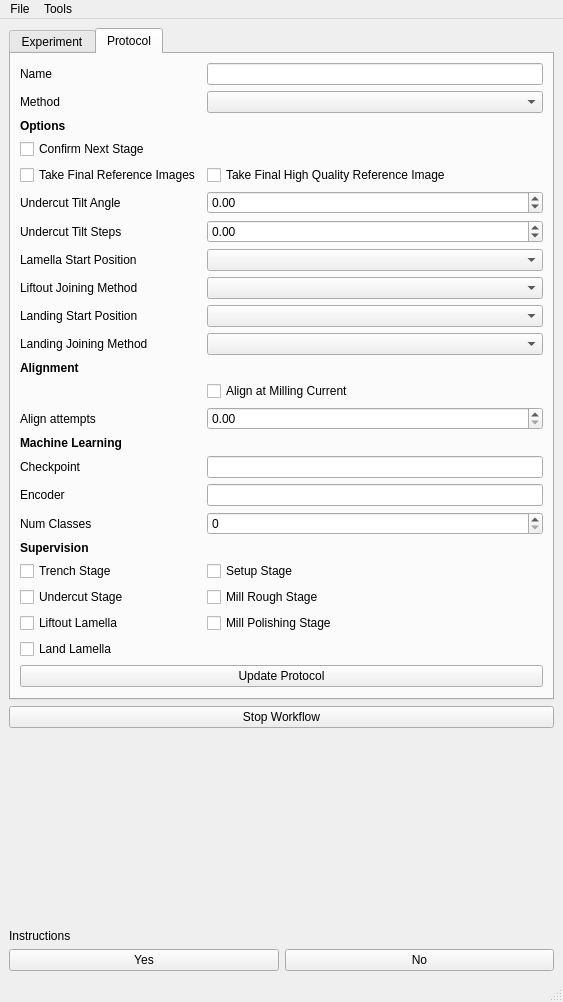
DeMarcoLab/autolamella, file autolamella/ui/qt/AutoLamellaUI.ui: the form before one commit.
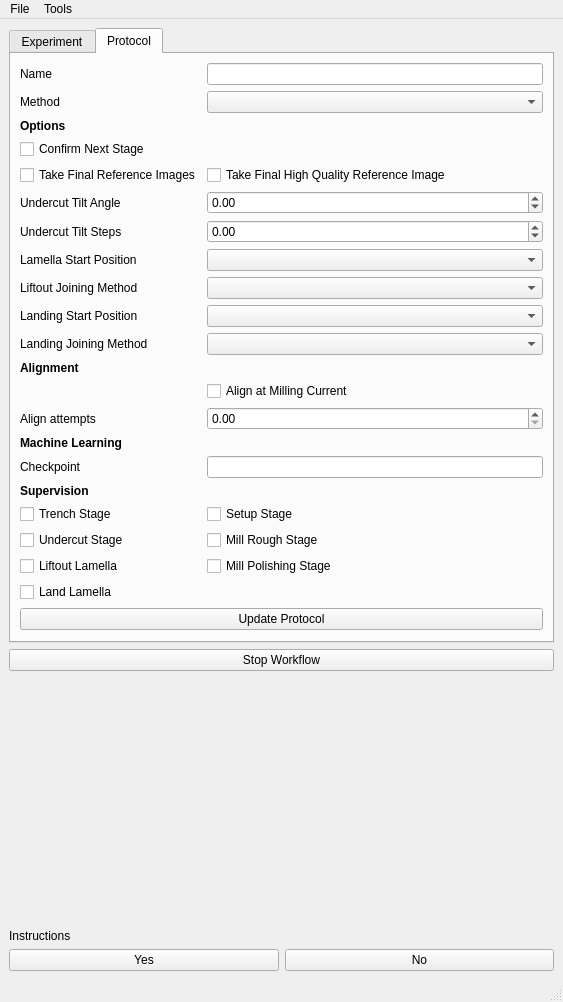
The form after the commit. The open tabs and pages were chosen to show the change.

Patch:
```diff
--- a/autolamella/ui/qt/AutoLamellaUI.ui
+++ b/autolamella/ui/qt/AutoLamellaUI.ui
@@ -893,34 +893,7 @@
           </property>
          </widget>
         </item>
-        <item row="31" column="0">
-         <widget class="QLabel" name="label_ml_encoder">
-          <property name="text">
-           <string>Encoder</string>
-          </property>
-         </widget>
-        </item>
-        <item row="31" column="1">
-         <widget class="QLineEdit" name="lineEdit_ml_encoder">
-          <property name="sizePolicy">
-           <sizepolicy hsizetype="Preferred" vsizetype="Fixed">
-            <horstretch>0</horstretch>
-            <verstretch>0</verstretch>
-           </sizepolicy>
-          </property>
-         </widget>
-        </item>
-        <item row="32" column="0">
-         <widget class="QLabel" name="label_ml_num_classes">
-          <property name="text">
-           <string>Num Classes</string>
-          </property>
-         </widget>
-        </item>
-        <item row="32" column="1">
-         <widget class="QSpinBox" name="spinBox_ml_num_classes"/>
-        </item>
-        <item row="33" column="0" colspan="2">
+        <item row="31" column="0" colspan="2">
          <widget class="QLabel" name="label_supervise_header">
           <property name="font">
            <font>
@@ -933,35 +906,35 @@
           </property>
          </widget>
         </item>
-        <item row="34" column="0">
+        <item row="32" column="0">
          <widget class="QCheckBox" name="checkBox_trench">
           <property name="text">
            <string>Trench Stage</string>
           </property>
          </widget>
         </item>
-        <item row="34" column="1">
+        <item row="32" column="1">
          <widget class="QCheckBox" name="checkBox_setup">
           <property name="text">
            <string>Setup Stage</string>
           </property>
          </widget>
         </item>
-        <item row="35" column="0">
+        <item row="33" column="0">
          <widget class="QCheckBox" name="checkBox_undercut">
           <property name="text">
            <string>Undercut Stage</string>
           </property>
          </widget>
         </item>
-        <item row="35" column="1">
+        <item row="33" column="1">
          <widget class="QCheckBox" name="checkBox_supervise_mill_rough">
           <property name="text">
            <string>Mill Rough Stage</string>
           </property>
          </widget>
         </item>
-        <item row="36" column="0">
+        <item row="34" column="0">
          <widget class="QCheckBox" name="checkBox_supervise_liftout">
           <property name="enabled">
            <bool>true</bool>
@@ -971,14 +944,14 @@
           </property>
          </widget>
         </item>
-        <item row="36" column="1">
+        <item row="34" column="1">
          <widget class="QCheckBox" name="checkBox_supervise_mill_polishing">
           <property name="text">
            <string>Mill Polishing Stage</string>
           </property>
          </widget>
         </item>
-        <item row="37" column="0">
+        <item row="35" column="0">
          <widget class="QCheckBox" name="checkBox_supervise_landing">
           <property name="enabled">
            <bool>true</bool>
@@ -988,7 +961,7 @@
           </property>
          </widget>
         </item>
-        <item row="40" column="0" colspan="2">
+        <item row="38" column="0" colspan="2">
          <widget class="QPushButton" name="pushButton_update_protocol">
           <property name="text">
            <string>Update Protocol</string>
```
Left out of the diff: 64 changed lines with no effect on the pictures.
